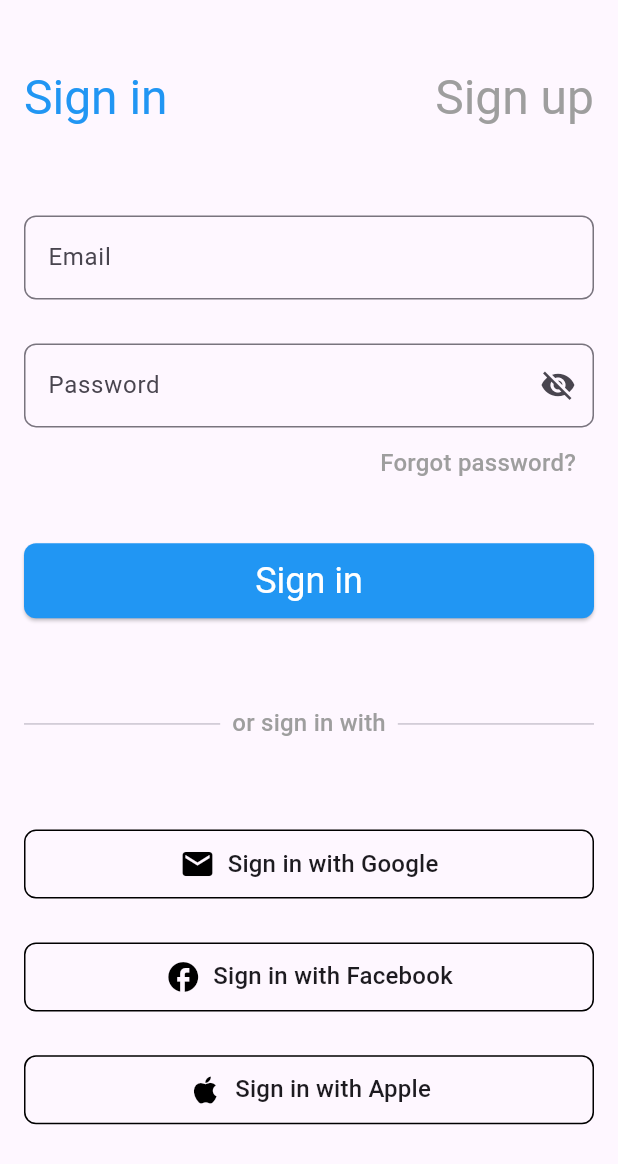
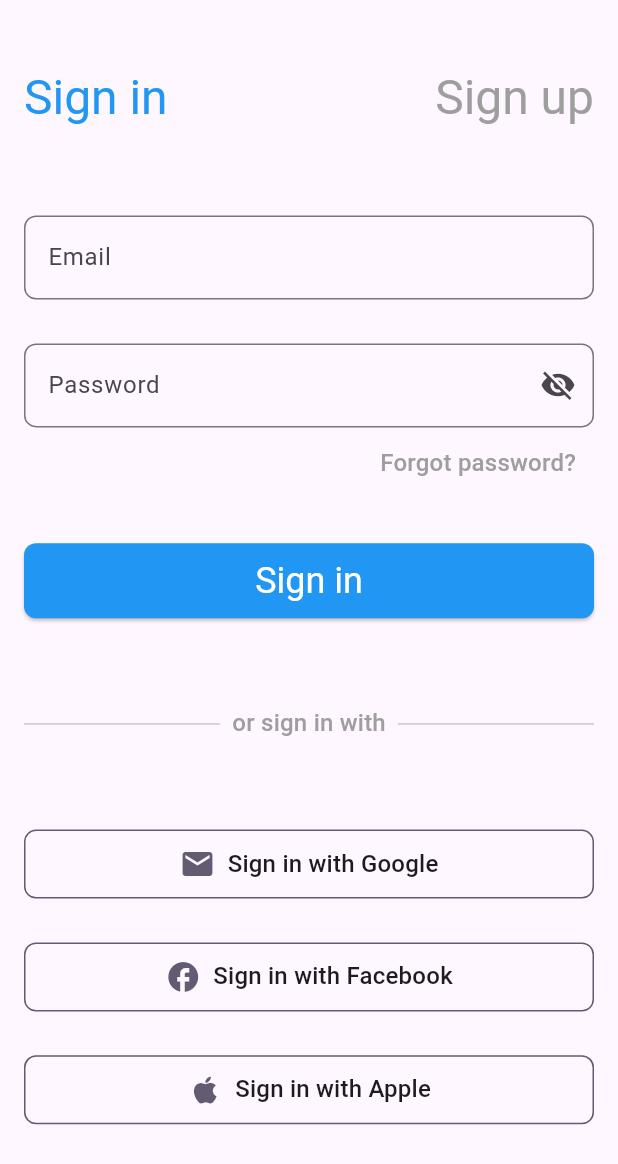
Before and after one commit to BekhruzMakhmudov/figma, a Flutter app: the screen it shows after launch, on a phone screen of 412 x 824 dp. Shown: the top 1164 px of the screen. Run offline on Flutter 3.47's test engine with Material 3 defaults, Android fonts, the phone set to English and light mode, and no system bars.

Commit message:
add adaptive theme with device theme for application

```diff
--- a/lib/main.dart
+++ b/lib/main.dart
@@ -10,7 +10,9 @@ class MyApp extends StatelessWidget {
 
   @override
   Widget build(BuildContext context) {
-    return const MaterialApp(
+    return MaterialApp(
+      theme: ThemeData.light(),
+      darkTheme: ThemeData.dark(),
       home: SignInScreen(),
     );
   }
--- a/lib/screen/sign_in_screen.dart
+++ b/lib/screen/sign_in_screen.dart
@@ -171,7 +171,7 @@ class _SignInScreenState extends State<SignInScreen> {
       onTap: onTap,
       child: Container(
         decoration: BoxDecoration(
-          border: Border.all(color: Colors.black),
+          border: Border.all(color: Theme.of(context).colorScheme.secondary),
           borderRadius: BorderRadius.circular(8),
         ),
         child: Padding(
@@ -181,7 +181,7 @@ class _SignInScreenState extends State<SignInScreen> {
             children: [
               Icon(
                 icon,
-                color: Colors.black,
+                color: Theme.of(context).colorScheme.secondary,
               ),
               const SizedBox(width: 8),
               Text(
```
